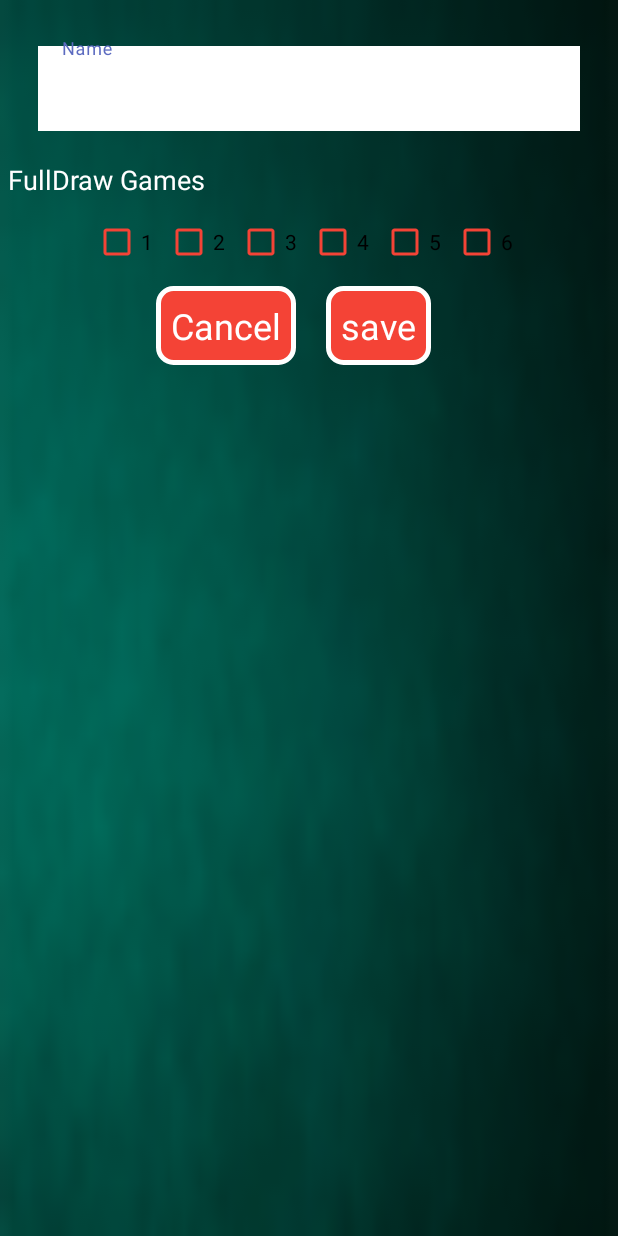
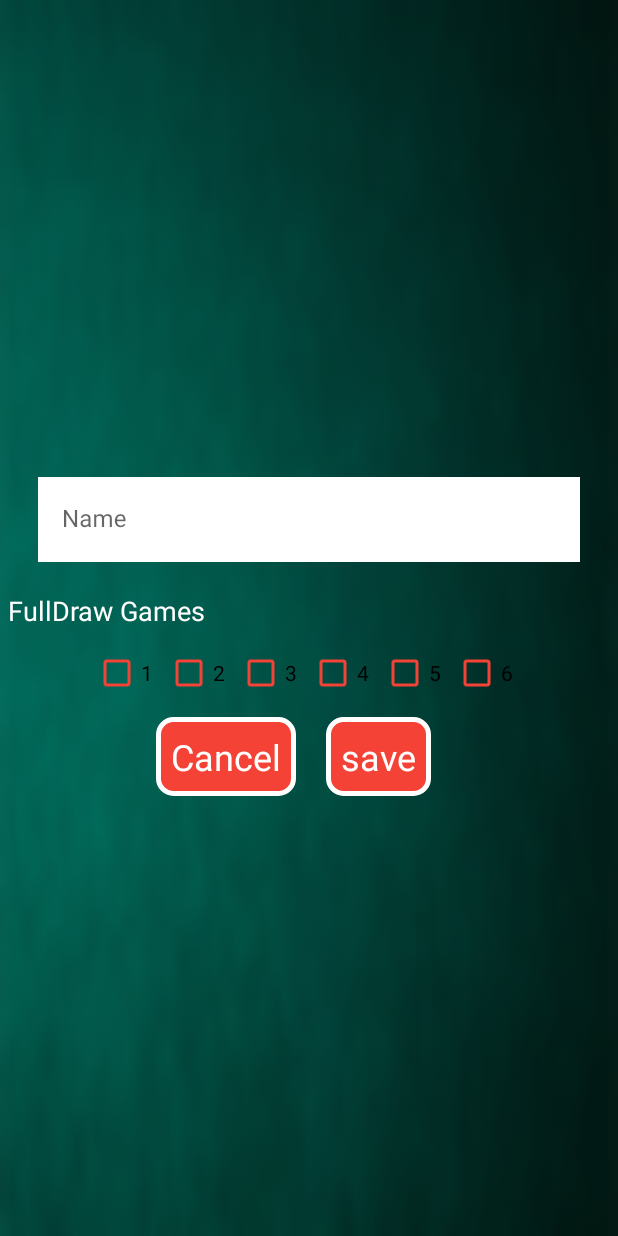
Before and after one commit to aceventura82/rummi_android, an Android app: the fragment AddGameFragment shown on its own in the app's theme, on a phone screen of 412 x 824 dp. Run offline under Robolectric (Android 15) with nearby library versions, the phone set to English and light mode, and no system bars.

Commit message:
ui fixes, add share, new game in game

```diff
--- a/app/build.gradle
+++ b/app/build.gradle
@@ -13,7 +13,7 @@
         minSdkVersion 21
         targetSdkVersion 29
         versionCode 1
-        versionName "2.5"
+        versionName "2.6"
 
         testInstrumentationRunner "androidx.test.runner.AndroidJUnitRunner"
     }
--- a/app/src/main/java/com/servoz/rummi/ui/home/MyGamesFragment.kt
+++ b/app/src/main/java/com/servoz/rummi/ui/home/MyGamesFragment.kt
@@ -80,6 +80,8 @@
         loadingMyGames.isVisible=false
     }
 
+
+
     // intent to Join a Game by URL
     private fun handleIntent(intent: Intent):Boolean{
         val appLinkAction = intent.action
--- a/app/src/main/java/com/servoz/rummi/ui/home/MyGamesRecyclerAdapter.kt
+++ b/app/src/main/java/com/servoz/rummi/ui/home/MyGamesRecyclerAdapter.kt
@@ -97,6 +97,7 @@
                         val msg=if(res.count()==2){
                             val dbHandler = Db(fragment.requireContext(), null)
                             dbHandler.deleteWhere("game", "`id`=$gameId")
+                            fragment.requireContext().getSharedPreferences(PREF_FILE, 0).edit().remove("CARDS$gameId").apply()
                             NavHostFragment.findNavController(fragment).navigate(R.id.action_global_nav_my_games, Bundle())
                             res[1]
                         }
@@ -125,8 +126,10 @@
                 .setPositiveButton(fragment.requireContext().getString(R.string.hide)) { _, _ ->
                     FetchData(arrayListOf(),fragment).updateData("hideGame", "",cache = false, addParams = hashMapOf("gameId" to gameId.toString())) { result ->
                         val res = result.split("|")
-                        if(res. count() ==2)
+                        if(res. count() ==2){
+                            fragment.requireContext().getSharedPreferences(PREF_FILE, 0).edit().remove("CARDS$gameId").apply()
                             NavHostFragment.findNavController(fragment).navigate(R.id.action_global_nav_my_games, Bundle())
+                        }
                         else
                             MyTools().toast(fragment.requireContext(), result)
                     }
--- /dev/null
+++ b/app/src/main/res/drawable/ic_baseline_mute.xml
@@ -0,0 +1,5 @@
+<vector android:height="48dp" android:tint="?attr/colorControlNormal"
+    android:viewportHeight="24" android:viewportWidth="24"
+    android:width="48dp" xmlns:android="http://schemas.android.com/apk/res/android">
+    <path android:fillColor="@android:color/white" android:pathData="M16.5,12c0,-1.77 -1.02,-3.29 -2.5,-4.03v2.21l2.45,2.45c0.03,-0.2 0.05,-0.41 0.05,-0.63zM19,12c0,0.94 -0.2,1.82 -0.54,2.64l1.51,1.51C20.63,14.91 21,13.5 21,12c0,-4.28 -2.99,-7.86 -7,-8.77v2.06c2.89,0.86 5,3.54 5,6.71zM4.27,3L3,4.27 7.73,9L3,9v6h4l5,5v-6.73l4.25,4.25c-0.67,0.52 -1.42,0.93 -2.25,1.18v2.06c1.38,-0.31 2.63,-0.95 3.69,-1.81L19.73,21 21,19.73l-9,-9L4.27,3zM12,4L9.91,6.09 12,8.18L12,4z"/>
+</vector>
--- a/app/src/main/res/layout/fragment_add_game.xml
+++ b/app/src/main/res/layout/fragment_add_game.xml
@@ -5,106 +5,121 @@
     xmlns:tools="http://schemas.android.com/tools"
     android:background="@drawable/table"
     android:layout_height="match_parent">
+    <!--Dummy view to get full screen fix-->
+    <View
+        android:id="@+id/view"
+        android:layout_width="match_parent"
+        android:layout_height="match_parent" />
 
     <ScrollView
         android:layout_width="match_parent"
-            android:layout_height="match_parent">
+        android:layout_height="match_parent"
+        app:layout_constraintBottom_toBottomOf="parent"
+        app:layout_constraintEnd_toEndOf="parent"
+        app:layout_constraintStart_toStartOf="parent"
+        app:layout_constraintTop_toTopOf="parent">
 
         <LinearLayout
             android:layout_width="match_parent"
             android:layout_height="wrap_content"
             android:layout_margin="5dp"
+            android:layout_gravity="center"
             android:focusableInTouchMode="true"
             android:orientation="vertical">
 
             <com.google.android.material.textfield.TextInputLayout
+                style="@style/Widget.MaterialComponents.TextInputLayout.OutlinedBox"
                 android:layout_width="match_parent"
                 android:layout_height="wrap_content"
                 android:layout_margin="20dp"
-                        style="@style/Widget.MaterialComponents.TextInputLayout.OutlinedBox"
                 android:hint="@string/name">
 
                 <com.google.android.material.textfield.TextInputEditText
                     android:id="@+id/editGameName"
                     android:layout_width="match_parent"
+                    android:layout_height="wrap_content"
                     android:background="@color/white"
-                            android:textColorHint="@color/gray"
                     android:textColor="@color/black"
-                            android:layout_height="wrap_content" />
+                    android:textColorHint="@color/gray" />
 
             </com.google.android.material.textfield.TextInputLayout>
 
             <TextView
                 android:layout_width="wrap_content"
                 android:layout_height="wrap_content"
+                android:text="@string/full_draw_games"
                 android:textColor="@color/white"
-                        android:textSize="18sp"
-                        android:text="@string/full_draw_games"/>
+                android:textSize="18sp" />
 
             <LinearLayout
                 android:layout_width="match_parent"
                 android:layout_height="match_parent"
                 android:layout_margin="5dp"
+                android:focusableInTouchMode="true"
                 android:gravity="center_horizontal"
-                        android:focusableInTouchMode="true"
                 android:orientation="horizontal">
 
                 <CheckBox
                     android:id="@+id/checkBoxFD1"
                     android:layout_width="wrap_content"
                     android:layout_height="wrap_content"
-                            tools:ignore="HardcodedText"
                     android:buttonTint="@color/red"
-                            android:text="1" />
+                    android:text="1"
+                    tools:ignore="HardcodedText" />
+
                 <CheckBox
                     android:id="@+id/checkBoxFD2"
                     android:layout_width="wrap_content"
                     android:layout_height="wrap_content"
-                            tools:ignore="HardcodedText"
                     android:buttonTint="@color/red"
-                            android:text="2" />
+                    android:text="2"
+                    tools:ignore="HardcodedText" />
+
                 <CheckBox
                     android:id="@+id/checkBoxFD3"
                     android:layout_width="wrap_content"
                     android:layout_height="wrap_content"
-                            tools:ignore="HardcodedText"
                     android:buttonTint="@color/red"
-                            android:text="3" />
+                    android:text="3"
+                    tools:ignore="HardcodedText" />
+
                 <CheckBox
                     android:id="@+id/checkBoxFD4"
                     android:layout_width="wrap_content"
                     android:layout_height="wrap_content"
-                            tools:ignore="HardcodedText"
                     android:buttonTint="@color/red"
-                            android:text="4" />
+                    android:text="4"
+                    tools:ignore="HardcodedText" />
+
                 <CheckBox
                     android:id="@+id/checkBoxFD5"
                     android:layout_width="wrap_content"
                     android:layout_height="wrap_content"
-                            tools:ignore="HardcodedText"
                     android:buttonTint="@color/red"
-                            android:text="5" />
+                    android:text="5"
+                    tools:ignore="HardcodedText" />
+
                 <CheckBox
                     android:id="@+id/checkBoxFD6"
                     android:layout_width="wrap_content"
                     android:layout_height="wrap_content"
-                            tools:ignore="HardcodedText"
                     android:buttonTint="@color/red"
-                            android:text="6" />
+                    android:text="6"
+                    tools:ignore="HardcodedText" />
             </LinearLayout>
 
             <LinearLayout
                 android:layout_width="match_parent"
-                        android:gravity="center"
-                        android:layout_height="wrap_content">
+                android:layout_height="wrap_content"
+                android:gravity="center">
 
                 <TextView
                     android:id="@+id/edit_game_cancel_button"
                     android:layout_width="wrap_content"
                     android:layout_height="wrap_content"
+                    android:layout_marginEnd="20dp"
                     android:background="@drawable/btn_bg"
                     android:padding="10dp"
-                            android:layout_marginEnd="20dp"
                     android:text="@string/cancel"
                     android:textColor="@color/white"
                     android:textSize="24sp" />
@@ -113,9 +128,9 @@
                     android:id="@+id/buttonSaveEditGame"
                     android:layout_width="wrap_content"
                     android:layout_height="wrap_content"
+                    android:layout_marginEnd="20dp"
                     android:background="@drawable/btn_bg"
                     android:padding="10dp"
-                            android:layout_marginEnd="20dp"
                     android:text="@string/save"
                     android:textColor="@color/white"
                     android:textSize="24sp" />
```
Also changed, not shown: app/src/main/java/com/servoz/rummi/ui/game/AudioRecord.kt (+21 -8 lines), app/src/main/java/com/servoz/rummi/ui/game/GameFragment.kt (+42 -12 lines), app/src/main/res/layout/fragment_game.xml (+32 -14 lines). Lines whose indentation alone changed are shown as unchanged.
